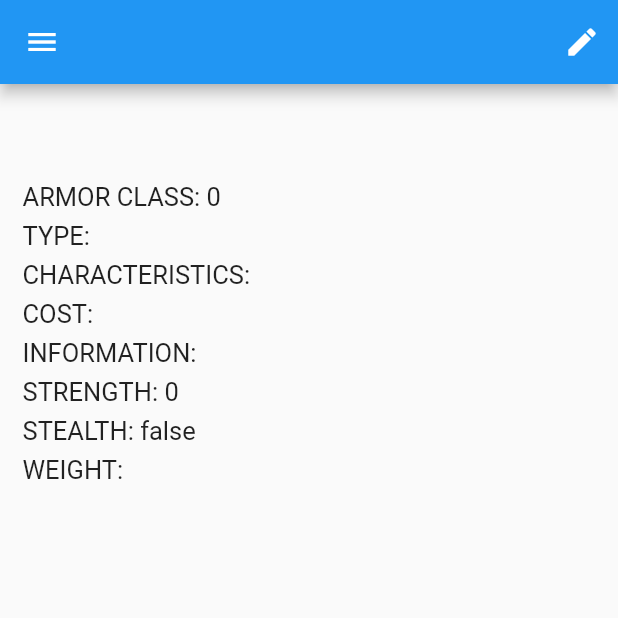
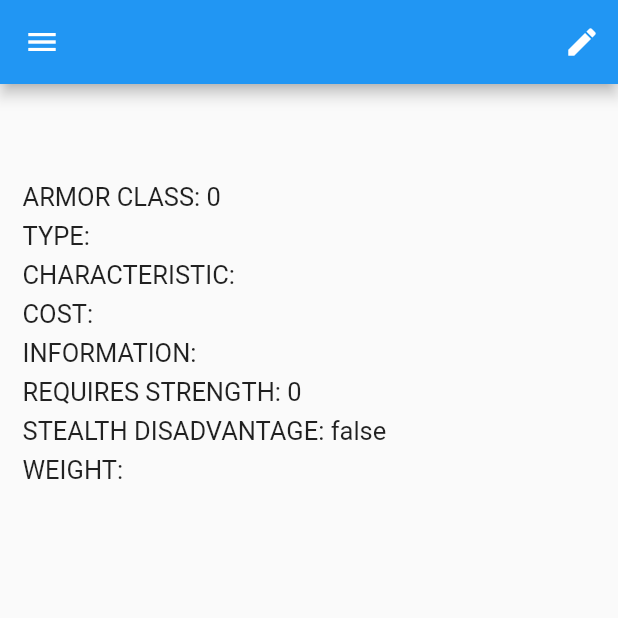
Before and after one commit to zoepj/d_and_d, a Flutter app: the ArmorWidget screen opened directly with empty values, on a phone screen of 412 x 824 dp, the top half of it. Run offline on Flutter 3.47's test engine with Material 2 defaults, Android fonts, the phone set to English and light mode, and no system bars; our stand-ins replace cached_network_image, shared_preferences, youtube_player_flutter; missing offline and left inert: enum_to_string; accounts and stored records are empty.

Commit message:
fixArmorForm

```diff
--- a/lib/widgets/character/equipment/armor_widget.dart
+++ b/lib/widgets/character/equipment/armor_widget.dart
@@ -188,7 +188,7 @@ class _ArmorWidgetState extends State<ArmorWidget> {
                 Row(
                   children: [
                     Text(
-                      "CHARACTERISTICS: ",
+                      "CHARACTERISTIC: ",
                       style: _textStyle,
                     ),
                     _modifying
@@ -272,7 +272,7 @@ class _ArmorWidgetState extends State<ArmorWidget> {
                 Row(
                   children: [
                     Text(
-                      "STRENGTH: ",
+                      "REQUIRES STRENGTH: ",
                       style: _textStyle,
                     ),
                     _modifying
@@ -302,7 +302,7 @@ class _ArmorWidgetState extends State<ArmorWidget> {
                 Row(
                   children: [
                     Text(
-                      "STEALTH: ",
+                      "STEALTH DISADVANTAGE: ",
                       style: _textStyle,
                     ),
                     _modifying
```
Also changed, not shown: 1 other file.
